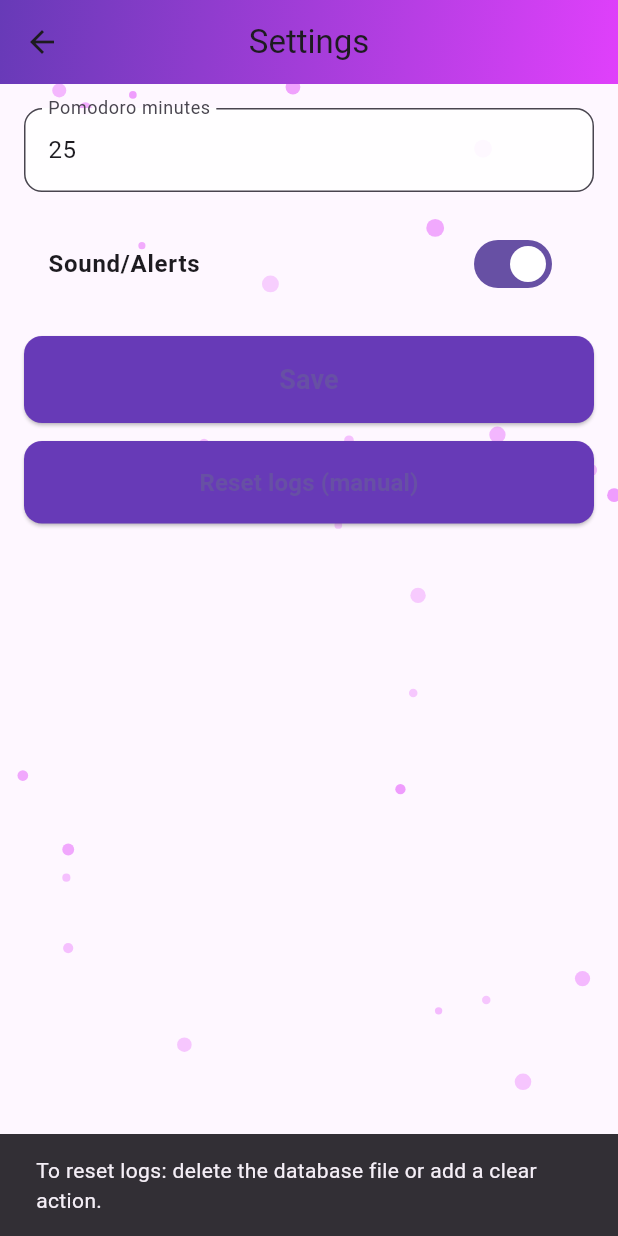
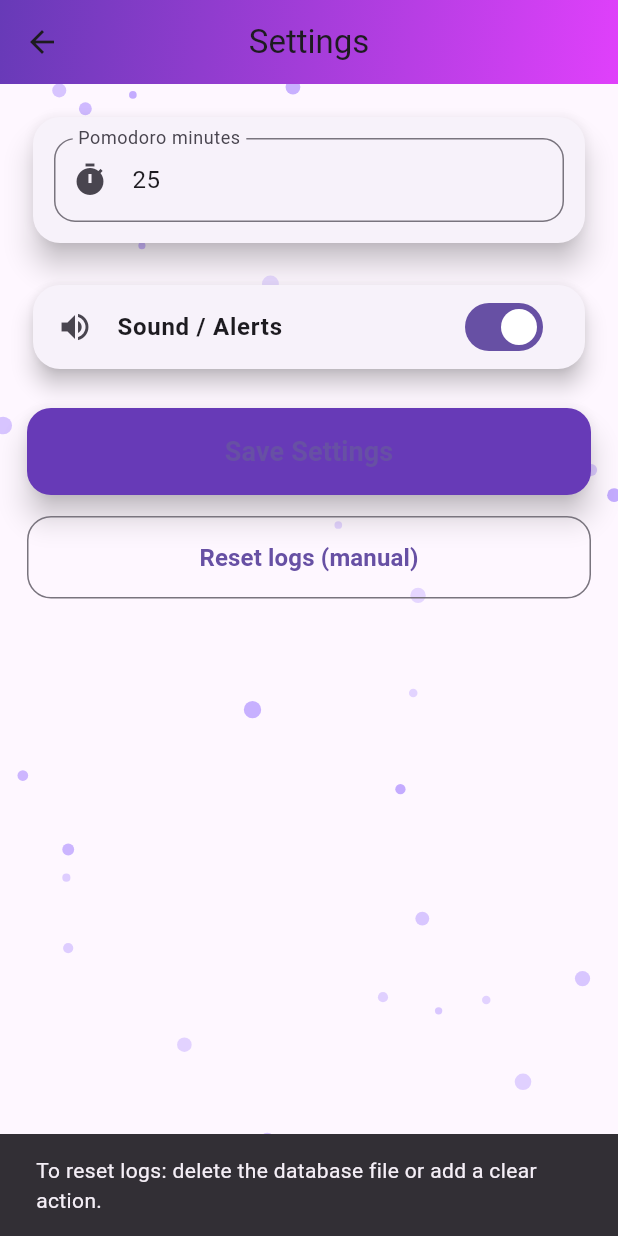
Before and after one commit to mechelleagbo/buddy_study, a Flutter app: the SettingsScreen screen opened by its route, after a tap on "Reset logs (manual)", on a phone screen of 412 x 824 dp. Run offline on Flutter 3.47's test engine with Material 3 defaults, Android fonts, the phone set to English and light mode, and no system bars; our stand-ins replace sqflite; accounts and stored records are empty; network calls fail.

Commit message:
added:code101

```diff
--- a/lib/screens/settings.dart
+++ b/lib/screens/settings.dart
@@ -12,12 +12,13 @@ class _SettingsScreenState extends State<SettingsScreen>
     with SingleTickerProviderStateMixin {
   late AnimationController _controller;
   final Random _random = Random();
-  final int _numParticles = 30;
+  final int _numParticles = 35;
   late List<Particle> _particles;
 
   @override
   void initState() {
     super.initState();
+
     _particles = List.generate(
       _numParticles,
       (index) => Particle(
@@ -25,19 +26,18 @@ class _SettingsScreenState extends State<SettingsScreen>
         y: _random.nextDouble(),
         size: _random.nextDouble() * 4 + 2,
         speed: _random.nextDouble() * 0.002 + 0.001,
-        color:
-            Colors.purpleAccent.withOpacity(0.2 + _random.nextDouble() * 0.3),
+        color: Colors.deepPurpleAccent
+            .withOpacity(0.15 + _random.nextDouble() * 0.3),
       ),
     );
 
     _controller =
-        AnimationController(vsync: this, duration: Duration(seconds: 60))
+        AnimationController(vsync: this, duration: const Duration(seconds: 60))
           ..addListener(_updateParticles)
           ..repeat();
   }
 
   void _updateParticles() {
-    setState(() {
     for (var p in _particles) {
       p.y -= p.speed;
       if (p.y < 0) {
@@ -45,7 +45,7 @@ class _SettingsScreenState extends State<SettingsScreen>
         p.x = _random.nextDouble();
       }
     }
-    });
+    setState(() {});
   }
 
   @override
@@ -61,10 +61,10 @@ class _SettingsScreenState extends State<SettingsScreen>
 
     return Scaffold(
       appBar: AppBar(
-        title: Text('Settings'),
+        title: const Text('Settings'),
         centerTitle: true,
         flexibleSpace: Container(
-          decoration: BoxDecoration(
+          decoration: const BoxDecoration(
             gradient: LinearGradient(
               colors: [Colors.deepPurple, Colors.purpleAccent],
               begin: Alignment.topLeft,
@@ -72,60 +72,73 @@ class _SettingsScreenState extends State<SettingsScreen>
             ),
           ),
         ),
-        elevation: 6,
+        elevation: 8,
       ),
       body: Stack(
         children: [
           CustomPaint(
+            painter: ParticlePainter(_particles),
             size: Size.infinite,
-            painter: ParticlePainter(_particles),
           ),
           SingleChildScrollView(
             child: Padding(
-              padding: EdgeInsets.all(16),
+              padding: const EdgeInsets.all(18),
               child: Column(
                 children: [
+                  // ================= MINUTES TEXTFIELD =================
                   TweenAnimationBuilder(
-                    tween:
-                        Tween<Offset>(begin: Offset(0, 0.3), end: Offset(0, 0)),
-                    duration: Duration(milliseconds: 600),
+                    tween: Tween<Offset>(
+                        begin: const Offset(0, 0.4), end: Offset.zero),
+                    duration: const Duration(milliseconds: 600),
                     curve: Curves.easeOut,
                     builder: (context, Offset offset, child) {
                       return Transform.translate(
-                        offset: Offset(0, offset.dy * 50),
+                        offset: Offset(0, offset.dy * 60),
                         child: child,
                       );
                     },
+                    child: Card(
+                      elevation: 8,
+                      shape: RoundedRectangleBorder(
+                          borderRadius: BorderRadius.circular(18)),
+                      child: Padding(
+                        padding: const EdgeInsets.all(14),
                         child: TextField(
                           controller: ctrl,
                           keyboardType: TextInputType.number,
                           decoration: InputDecoration(
                             labelText: 'Pomodoro minutes',
-                        filled: true,
-                        fillColor: Colors.white.withOpacity(0.9),
+                            prefixIcon: const Icon(Icons.timer),
                             border: OutlineInputBorder(
-                          borderRadius: BorderRadius.circular(12),
+                              borderRadius: BorderRadius.circular(14),
                             ),
                           ),
                         ),
                       ),
-                  SizedBox(height: 20),
+                    ),
+                  ),
+
+                  const SizedBox(height: 20),
+
+                  // ================= SOUND SWITCH =================
                   TweenAnimationBuilder(
-                    tween:
-                        Tween<Offset>(begin: Offset(0, 0.3), end: Offset(0, 0)),
-                    duration: Duration(milliseconds: 700),
-                    curve: Curves.easeOut,
-                    builder: (context, Offset offset, child) {
-                      return Transform.translate(
-                        offset: Offset(0, offset.dy * 50),
-                        child: child,
-                      );
+                    tween: Tween<double>(begin: 0.9, end: 1.0),
+                    duration: const Duration(milliseconds: 500),
+                    curve: Curves.easeOutBack,
+                    builder: (context, double scale, child) {
+                      return Transform.scale(scale: scale, child: child);
                     },
+                    child: Card(
+                      elevation: 6,
+                      shape: RoundedRectangleBorder(
+                        borderRadius: BorderRadius.circular(18),
+                      ),
                       child: SwitchListTile(
-                      title: Text(
-                        'Sound/Alerts',
+                        title: const Text(
+                          'Sound / Alerts',
                           style: TextStyle(fontWeight: FontWeight.bold),
                         ),
+                        secondary: const Icon(Icons.volume_up),
                         value: prov.soundOn,
                         onChanged: (v) {
                           prov.soundOn = v;
@@ -134,12 +147,16 @@ class _SettingsScreenState extends State<SettingsScreen>
                         },
                       ),
                     ),
-                  SizedBox(height: 20),
+                  ),
+
+                  const SizedBox(height: 22),
+
+                  // ================= SAVE BUTTON =================
                   TweenAnimationBuilder(
-                    tween: Tween<double>(begin: 0.8, end: 1.0),
-                    duration: Duration(milliseconds: 500),
+                    tween: Tween<double>(begin: 0.8, end: 1),
+                    duration: const Duration(milliseconds: 550),
                     curve: Curves.elasticOut,
-                    builder: (context, double scale, child) {
+                    builder: (_, double scale, child) {
                       return Transform.scale(
                         scale: scale,
                         child: SizedBox(
@@ -147,11 +164,11 @@ class _SettingsScreenState extends State<SettingsScreen>
                           child: ElevatedButton(
                             style: ElevatedButton.styleFrom(
                               backgroundColor: Colors.deepPurple,
-                              padding: EdgeInsets.symmetric(
-                                  vertical: 16, horizontal: 24),
+                              padding: const EdgeInsets.symmetric(vertical: 16),
                               shape: RoundedRectangleBorder(
-                                borderRadius: BorderRadius.circular(12),
+                                borderRadius: BorderRadius.circular(16),
                               ),
+                              elevation: 8,
                             ),
                             onPressed: () async {
                               final m = int.tryParse(ctrl.text.trim()) ??
@@ -161,10 +178,11 @@ class _SettingsScreenState extends State<SettingsScreen>
                                   'pomodoro_minutes', m.toString());
                               prov.notifyListeners();
                               ScaffoldMessenger.of(context).showSnackBar(
-                                  SnackBar(content: Text('Saved')));
+                                const SnackBar(content: Text('Saved')),
+                              );
                             },
-                            child: Text(
-                              'Save',
+                            child: const Text(
+                              'Save Settings',
                               style: TextStyle(
                                   fontSize: 18, fontWeight: FontWeight.bold),
                             ),
@@ -173,31 +191,35 @@ class _SettingsScreenState extends State<SettingsScreen>
                       );
                     },
                   ),
-                  SizedBox(height: 12),
+
+                  const SizedBox(height: 14),
+
+                  // ================= RESET BUTTON =================
                   TweenAnimationBuilder(
-                    tween: Tween<double>(begin: 0.8, end: 1.0),
-                    duration: Duration(milliseconds: 500),
+                    tween: Tween<double>(begin: 0.8, end: 1),
+                    duration: const Duration(milliseconds: 550),
                     curve: Curves.elasticOut,
-                    builder: (context, double scale, child) {
+                    builder: (_, double scale, child) {
                       return Transform.scale(
                         scale: scale,
                         child: SizedBox(
                           width: double.infinity,
-                          child: ElevatedButton(
-                            style: ElevatedButton.styleFrom(
-                              backgroundColor: Colors.deepPurple,
-                              padding: EdgeInsets.symmetric(
-                                  vertical: 16, horizontal: 24),
+                          child: OutlinedButton(
+                            style: OutlinedButton.styleFrom(
+                              padding: const EdgeInsets.symmetric(vertical: 16),
                               shape: RoundedRectangleBorder(
-                                borderRadius: BorderRadius.circular(12),
+                                borderRadius: BorderRadius.circular(16),
                               ),
                             ),
-                            onPressed: () {
-                              ScaffoldMessenger.of(context).showSnackBar(SnackBar(
+                            onPressed: () async {
+                              ScaffoldMessenger.of(context).showSnackBar(
+                                const SnackBar(
                                   content: Text(
-                                      'To reset logs: delete the database file or add a clear action.')));
+                                      'To reset logs: delete the database file or add a clear action.'),
+                                ),
+                              );
                             },
-                            child: Text(
+                            child: const Text(
                               'Reset logs (manual)',
                               style: TextStyle(
                                   fontSize: 16, fontWeight: FontWeight.bold),
@@ -217,7 +239,7 @@ class _SettingsScreenState extends State<SettingsScreen>
   }
 }
 
-// Particle classes
+// ---------- PARTICLES ----------
 class Particle {
   double x;
   double y;
@@ -240,10 +262,14 @@ class ParticlePainter extends CustomPainter {
   @override
   void paint(Canvas canvas, Size size) {
     final paint = Paint();
+
     for (var p in particles) {
       paint.color = p.color;
       canvas.drawCircle(
-          Offset(p.x * size.width, p.y * size.height), p.size, paint);
+        Offset(p.x * size.width, p.y * size.height),
+        p.size,
+        paint,
+      );
     }
   }
 
--- a/lib/services/api_service.dart
+++ b/lib/services/api_service.dart
@@ -4,7 +4,7 @@ import '../models/subject.dart';
 import '../models/session_log.dart';
 
 class ApiService {
-  static String API_BASE_URL = 'http://192.168.200.7/study_buddy_2/api';
+  static String API_BASE_URL = 'http://192.168.200.10/study_buddy_2/api';
   // <-- UPDATE
 
   // Subjects
```
Also changed, not shown: 1 other file. Lines whose indentation alone changed are shown as unchanged.
